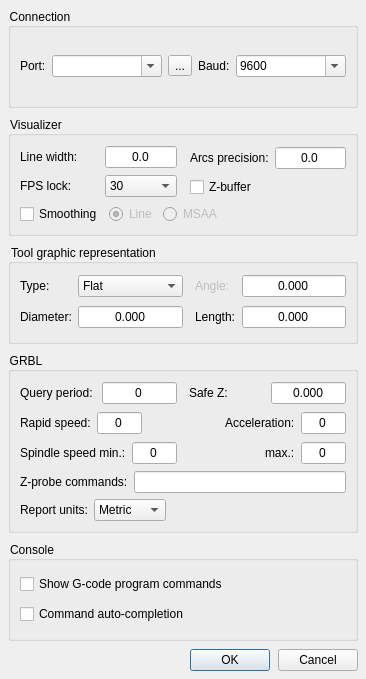
First picture: the form in frmsettings.ui, repository Denvi/Candle, before the edit.
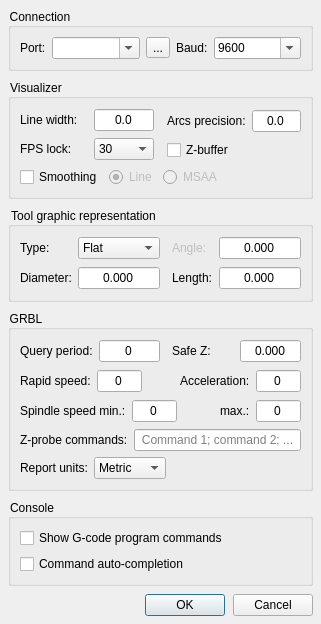
Second picture: the form after the edit. Icons and pictures are not drawn.

```diff
--- a/frmsettings.ui
+++ b/frmsettings.ui
@@ -6,8 +6,8 @@
    <rect>
     <x>0</x>
     <y>0</y>
-    <width>366</width>
-    <height>679</height>
+    <width>321</width>
+    <height>579</height>
    </rect>
   </property>
   <property name="windowTitle">
@@ -44,6 +44,12 @@
    </property>
    <item>
     <widget class="QGroupBox" name="groupBox">
+     <property name="sizePolicy">
+      <sizepolicy hsizetype="Preferred" vsizetype="Maximum">
+       <horstretch>0</horstretch>
+       <verstretch>0</verstretch>
+      </sizepolicy>
+     </property>
      <property name="title">
       <string>Connection</string>
      </property>
@@ -129,6 +135,12 @@
    </item>
    <item>
     <widget class="QGroupBox" name="groupBox_6">
+     <property name="sizePolicy">
+      <sizepolicy hsizetype="Preferred" vsizetype="Maximum">
+       <horstretch>0</horstretch>
+       <verstretch>0</verstretch>
+      </sizepolicy>
+     </property>
      <property name="title">
       <string>Visualizer</string>
      </property>
@@ -309,6 +321,12 @@
    </item>
    <item>
     <widget class="QGroupBox" name="groupBox_4">
+     <property name="sizePolicy">
+      <sizepolicy hsizetype="Preferred" vsizetype="Maximum">
+       <horstretch>0</horstretch>
+       <verstretch>0</verstretch>
+      </sizepolicy>
+     </property>
      <property name="title">
       <string>Tool graphic representation</string>
      </property>
@@ -451,6 +469,12 @@
    </item>
    <item>
     <widget class="QGroupBox" name="groupBox_2">
+     <property name="sizePolicy">
+      <sizepolicy hsizetype="Preferred" vsizetype="Maximum">
+       <horstretch>0</horstretch>
+       <verstretch>0</verstretch>
+      </sizepolicy>
+     </property>
      <property name="title">
       <string>GRBL</string>
      </property>
@@ -680,6 +704,9 @@
           <property name="alignment">
            <set>Qt::AlignCenter</set>
           </property>
+          <property name="placeholderText">
+           <string>Command 1; command 2; ...</string>
+          </property>
          </widget>
         </item>
        </layout>
@@ -736,6 +763,12 @@
    </item>
    <item>
     <widget class="QGroupBox" name="groupBox_3">
+     <property name="sizePolicy">
+      <sizepolicy hsizetype="Preferred" vsizetype="Maximum">
+       <horstretch>0</horstretch>
+       <verstretch>0</verstretch>
+      </sizepolicy>
+     </property>
      <property name="title">
       <string>Console</string>
      </property>
```
